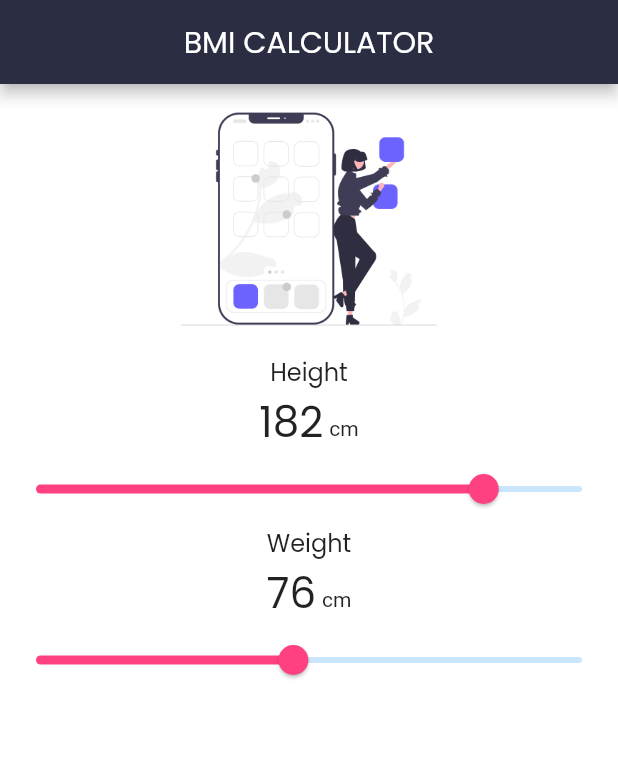
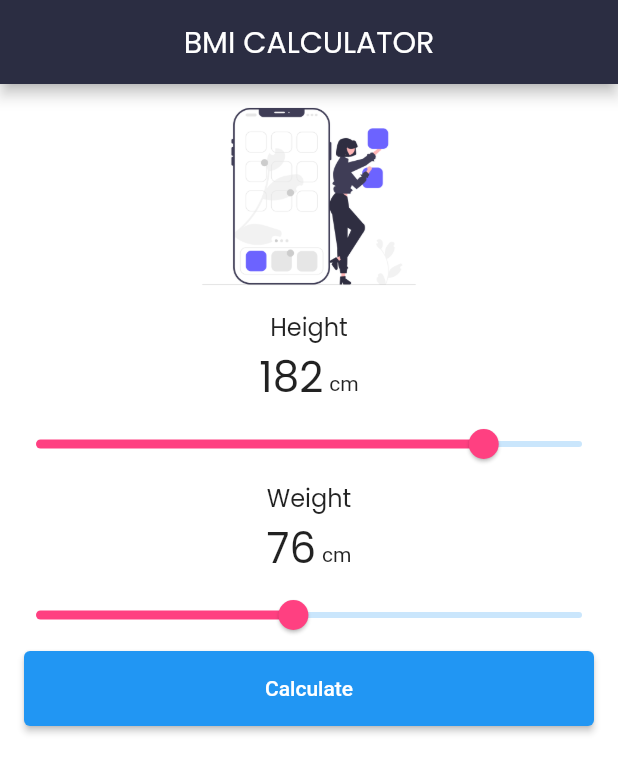
Before and after one commit to ehbarrionuevo/flutter_codigo_bmi, a Flutter app: the screen it shows after launch, on a phone screen of 412 x 824 dp. Shown: the top 773 px of the screen. Run offline on Flutter 3.47's test engine with Material 2 defaults, Android fonts, the phone set to English and light mode, and no system bars.

Commit message:
Button Calculate

```diff
--- a/lib/main.dart
+++ b/lib/main.dart
@@ -45,7 +45,7 @@ class _HomePageState extends State<HomePage> {
           children: [
             Image.asset(
               'assets/images/image_bmi.png',
-              height: 180.0,
+              height: 150.0,
             ),
             const Text(
               "Height",
@@ -123,6 +123,17 @@ class _HomePageState extends State<HomePage> {
                 setState(() {});
               },
             ),
+            Container(
+              width: double.infinity,
+              height: 50,
+              margin: const EdgeInsets.symmetric(horizontal: 16.0),
+              child: ElevatedButton(
+                onPressed: () {},
+                child: const Text(
+                  "Calculate",
+                ),
+              ),
+            ),
           ],
         ),
       ),
```
